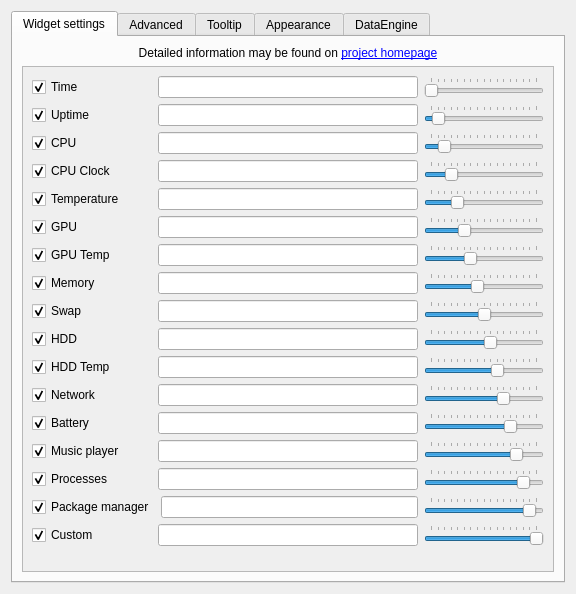
First picture: the form in sources/ptm/contents/ui/configwindow.ui, repository arcan1s/awesome-widgets, before the edit.
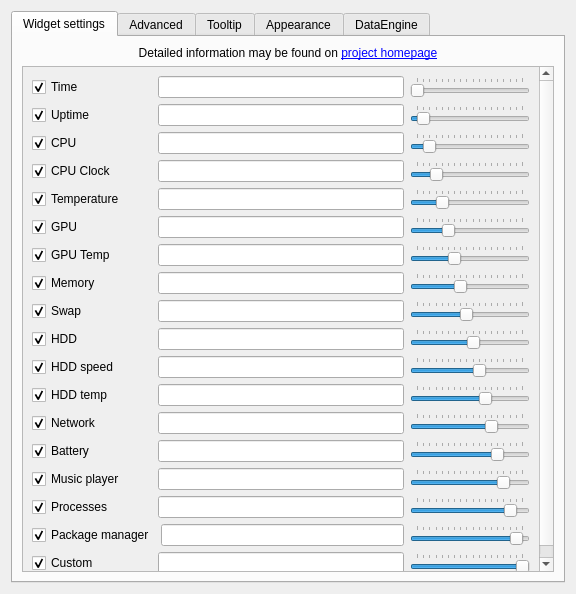
Second picture: the form after the edit. Custom widgets are drawn as their Qt base class.

Commit message: added hdd speed label

The edit to the form file:
```diff
--- a/sources/ptm/contents/ui/configwindow.ui
+++ b/sources/ptm/contents/ui/configwindow.ui
@@ -66,7 +66,7 @@
             <x>0</x>
             <y>0</y>
             <width>526</width>
-            <height>624</height>
+            <height>660</height>
            </rect>
           </property>
           <layout class="QVBoxLayout" name="verticalLayout_7">
@@ -114,7 +114,7 @@
                 <number>1</number>
                </property>
                <property name="maximum">
-                <number>17</number>
+                <number>18</number>
                </property>
                <property name="pageStep">
                 <number>1</number>
@@ -170,7 +170,7 @@
                 <number>1</number>
                </property>
                <property name="maximum">
-                <number>17</number>
+                <number>18</number>
                </property>
                <property name="pageStep">
                 <number>1</number>
@@ -236,7 +236,7 @@
                 <number>1</number>
                </property>
                <property name="maximum">
-                <number>17</number>
+                <number>18</number>
                </property>
                <property name="pageStep">
                 <number>1</number>
@@ -302,7 +302,7 @@
                 <number>1</number>
                </property>
                <property name="maximum">
-                <number>17</number>
+                <number>18</number>
                </property>
                <property name="pageStep">
                 <number>1</number>
@@ -360,7 +360,7 @@
                 <number>1</number>
                </property>
                <property name="maximum">
-                <number>17</number>
+                <number>18</number>
                </property>
                <property name="pageStep">
                 <number>1</number>
@@ -418,7 +418,7 @@
                 <number>1</number>
                </property>
                <property name="maximum">
-                <number>17</number>
+                <number>18</number>
                </property>
                <property name="pageStep">
                 <number>1</number>
@@ -476,7 +476,7 @@
                 <number>1</number>
                </property>
                <property name="maximum">
-                <number>17</number>
+                <number>18</number>
                </property>
                <property name="pageStep">
                 <number>1</number>
@@ -539,7 +539,7 @@
                 <number>1</number>
                </property>
                <property name="maximum">
-                <number>17</number>
+                <number>18</number>
                </property>
                <property name="pageStep">
                 <number>1</number>
@@ -602,7 +602,7 @@
                 <number>1</number>
                </property>
                <property name="maximum">
-                <number>17</number>
+                <number>18</number>
                </property>
                <property name="pageStep">
                 <number>1</number>
@@ -662,7 +662,7 @@
                 <number>1</number>
                </property>
                <property name="maximum">
-                <number>17</number>
+                <number>18</number>
                </property>
                <property name="pageStep">
                 <number>1</number>
@@ -680,6 +680,65 @@
              </item>
             </layout>
            </item>
+           <item>
+            <layout class="QHBoxLayout" name="layout_hddSpeed">
+             <item>
+              <widget class="QCheckBox" name="checkBox_hddSpeed">
+               <property name="minimumSize">
+                <size>
+                 <width>120</width>
+                 <height>0</height>
+                </size>
+               </property>
+               <property name="text">
+                <string>HDD speed</string>
+               </property>
+               <property name="checked">
+                <bool>true</bool>
+               </property>
+              </widget>
+             </item>
+             <item>
+              <widget class="QLineEdit" name="lineEdit_hddSpeed">
+               <property name="toolTip">
+                <string>$hddrN - read speed HDD N (from 0), KB/s. Example: $hddr0
+$hddwN - write speed HDD N (from 0), KB/s. Example: $hddw0</string>
+               </property>
+               <property name="alignment">
+                <set>Qt::AlignRight|Qt::AlignTrailing|Qt::AlignVCenter</set>
+               </property>
+              </widget>
+             </item>
+             <item>
+              <widget class="QSlider" name="slider_hddSpeed">
+               <property name="maximumSize">
+                <size>
+                 <width>120</width>
+                 <height>16777215</height>
+                </size>
+               </property>
+               <property name="minimum">
+                <number>1</number>
+               </property>
+               <property name="maximum">
+                <number>18</number>
+               </property>
+               <property name="pageStep">
+                <number>1</number>
+               </property>
+               <property name="value">
+                <number>11</number>
+               </property>
+               <property name="orientation">
+                <enum>Qt::Horizontal</enum>
+               </property>
+               <property name="tickPosition">
+                <enum>QSlider::TicksAbove</enum>
+               </property>
+              </widget>
+             </item>
+            </layout>
+           </item>
            <item>
             <layout class="QHBoxLayout" name="layout_hddTemp">
              <item>
@@ -691,7 +750,7 @@
                 </size>
                </property>
                <property name="text">
-                <string>HDD Temp</string>
+                <string>HDD temp</string>
                </property>
                <property name="checked">
                 <bool>true</bool>
@@ -720,13 +779,13 @@
                 <number>1</number>
                </property>
                <property name="maximum">
-                <number>17</number>
+                <number>18</number>
                </property>
                <property name="pageStep">
                 <number>1</number>
                </property>
                <property name="value">
-                <number>11</number>
+                <number>12</number>
                </property>
                <property name="orientation">
                 <enum>Qt::Horizontal</enum>
@@ -783,13 +842,13 @@
                 <number>1</number>
                </property>
                <property name="maximum">
-                <number>17</number>
+                <number>18</number>
                </property>
                <property name="pageStep">
                 <number>1</number>
                </property>
                <property name="value">
-                <number>12</number>
+                <number>13</number>
                </property>
                <property name="orientation">
                 <enum>Qt::Horizontal</enum>
@@ -842,13 +901,13 @@
                 <number>1</number>
                </property>
                <property name="maximum">
-                <number>17</number>
+                <number>18</number>
                </property>
                <property name="pageStep">
                 <number>1</number>
                </property>
                <property name="value">
-                <number>13</number>
+                <number>14</number>
                </property>
                <property name="orientation">
                 <enum>Qt::Horizontal</enum>
@@ -904,13 +963,13 @@
                 <number>1</number>
                </property>
                <property name="maximum">
-                <number>17</number>
+                <number>18</number>
                </property>
                <property name="pageStep">
                 <number>1</number>
                </property>
                <property name="value">
-                <number>14</number>
+                <number>15</number>
                </property>
                <property name="orientation">
                 <enum>Qt::Horizontal</enum>
@@ -964,13 +1023,13 @@
                 <number>1</number>
                </property>
                <property name="maximum">
-                <number>17</number>
+                <number>18</number>
                </property>
                <property name="pageStep">
                 <number>1</number>
                </property>
                <property name="value">
-                <number>15</number>
+                <number>16</number>
                </property>
                <property name="orientation">
                 <enum>Qt::Horizontal</enum>
@@ -1022,13 +1081,13 @@
                 <number>1</number>
                </property>
                <property name="maximum">
-                <number>17</number>
+                <number>18</number>
                </property>
                <property name="pageStep">
                 <number>1</number>
                </property>
                <property name="value">
-                <number>16</number>
+                <number>17</number>
                </property>
                <property name="orientation">
                 <enum>Qt::Horizontal</enum>
@@ -1080,13 +1139,13 @@
                 <number>1</number>
                </property>
                <property name="maximum">
-                <number>17</number>
+                <number>18</number>
                </property>
                <property name="pageStep">
                 <number>1</number>
                </property>
                <property name="value">
-                <number>17</number>
+                <number>18</number>
                </property>
                <property name="orientation">
                 <enum>Qt::Horizontal</enum>
```
Left out of the diff: 76 changed lines with no effect on the pictures. The commit also changes 8 other files.
